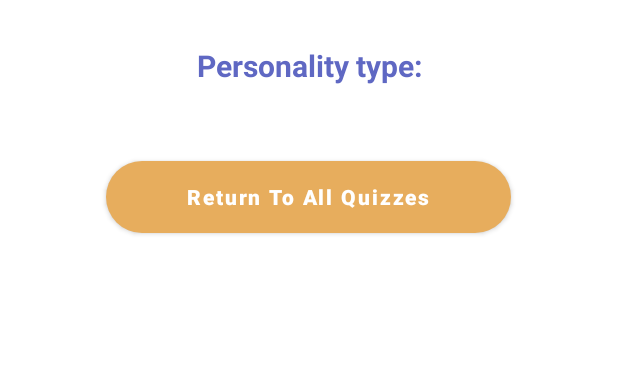
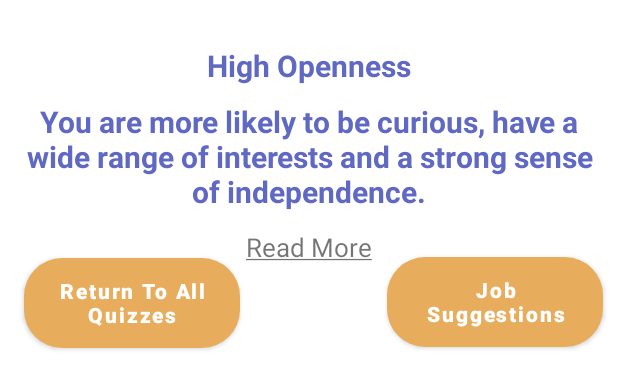
Before and after one commit to m9039/GraduACE_UNSW-Gamified-Learning-App, an Android app: the layout personality_result.xml on its own in the app's theme, with its tools: preview values and no code run, on a phone screen of 412 x 824 dp. Shown: the top 389 px of the screen. Run offline under Robolectric (Android 15) with nearby library versions, the phone set to English and light mode, and no system bars.

Commit message:
implemented updated personality screen with google intent to read more info

```diff
--- a/app/src/main/java/au/edu/unsw/infs3634/unswgamifiedlearningapp/LoginActivity.java
+++ b/app/src/main/java/au/edu/unsw/infs3634/unswgamifiedlearningapp/LoginActivity.java
@@ -74,11 +74,6 @@ public class LoginActivity extends AppCompatActivity implements View.OnClickList
             return;
         }
 
-        if(password.length() < 6) {
-            etPassword.setError("Minimum password length should be 6 characters!");
-            etPassword.requestFocus();
-            return;
-        }
 
         progressBar.setVisibility(View.VISIBLE);
         mAuth.signInWithEmailAndPassword(email, password).addOnCompleteListener(new OnCompleteListener<AuthResult>() {
--- a/app/src/main/java/au/edu/unsw/infs3634/unswgamifiedlearningapp/MockAssessmentQActivity.java
+++ b/app/src/main/java/au/edu/unsw/infs3634/unswgamifiedlearningapp/MockAssessmentQActivity.java
@@ -12,6 +12,8 @@ import android.widget.ImageView;
 import android.widget.LinearLayout;
 import android.widget.TextView;
 import com.google.android.material.bottomsheet.BottomSheetDialog;
+import com.ortiz.touchview.TouchImageView;
+
 import java.util.ArrayList;
 
 public class MockAssessmentQActivity extends AppCompatActivity {
@@ -19,7 +21,7 @@ public class MockAssessmentQActivity extends AppCompatActivity {
     private TextView tvQuestion, tvQuestionNumber, tvQuizTitle;
     private String quizType, result, solution;
     private Button btnOptionA, btnOptionB, btnOptionC, btnOptionD, btnNext, btnResults, btnSolution;
-    private ImageView ivImage;
+    private TouchImageView ivImage;
     private ArrayList<MockAssessment> numericalQuizArrayList;
     private ArrayList<MockAssessment> verbalQuizArrayList;
     private ArrayList<MockAssessment> logicalQuizArrayList;
@@ -90,6 +92,8 @@ public class MockAssessmentQActivity extends AppCompatActivity {
                 btnOptionB.setBackgroundColor(getColor(R.color.white));
                 btnOptionC.setBackgroundColor(getColor(R.color.white));
                 btnOptionD.setBackgroundColor(getColor(R.color.white));
+
+                ivImage.resetZoom();
 
                 if (currentArrayPosition == 4){
                     btnNext.setVisibility(View.GONE);
--- a/app/src/main/res/layout/activity_mock_assessment_activity.xml
+++ b/app/src/main/res/layout/activity_mock_assessment_activity.xml
@@ -87,7 +87,7 @@
         android:textSize="16sp"
         android:textStyle="bold"/>
 
-<!--    zoom feature to enable better readability of imageviews-->
+<!--    zoom feature to enable better readability of imageViews-->
     <com.ortiz.touchview.TouchImageView
         android:id="@+id/ivImage"
         android:layout_width="match_parent"
--- a/app/src/main/res/layout/activity_resourcehome.xml
+++ b/app/src/main/res/layout/activity_resourcehome.xml
@@ -68,6 +68,8 @@
         android:layout_height="match_parent"
         android:layout_marginStart="1dp"
         android:layout_marginTop="0dp"
+        android:layout_marginLeft="-30dp"
+        android:layout_marginRight="-30dp"
         android:background="#DADCF1"
         app:layout_behavior="@string/appbar_scrolling_view_behavior"/>
 
--- a/app/src/main/res/layout/personality_result.xml
+++ b/app/src/main/res/layout/personality_result.xml
@@ -1,35 +1,86 @@
 <?xml version="1.0" encoding="utf-8"?>
-<LinearLayout xmlns:android="http://schemas.android.com/apk/res/android"
+<androidx.constraintlayout.widget.ConstraintLayout xmlns:android="http://schemas.android.com/apk/res/android"
+    xmlns:app="http://schemas.android.com/apk/res-auto"
+    xmlns:tools="http://schemas.android.com/tools"
+    android:id="@+id/llResult"
     android:layout_width="match_parent"
-    android:layout_height="wrap_content"
-    android:orientation="vertical"
-    android:id="@+id/llResult">
+    android:layout_height="260dp"
+    android:orientation="vertical">
 
     <TextView
+        android:id="@+id/tvMockAssessType"
         android:layout_width="match_parent"
         android:layout_height="wrap_content"
+        android:layout_margin="30dp"
+        android:gravity="center"
+        android:text="High Openness"
+        android:textAlignment="center"
+        android:textAllCaps="false"
+
+        android:textColor="#5F68C3"
+        android:textSize="20sp"
+        android:textStyle="bold"
+        app:layout_constraintStart_toStartOf="parent"
+        app:layout_constraintTop_toTopOf="parent" />
+
+    <TextView
         android:id="@+id/tvMockAssessResult"
+        android:layout_width="match_parent"
+        android:layout_height="wrap_content"
+        android:layout_margin="10dp"
+        android:gravity="center"
+
+        android:text="@string/personality_desc"
+        android:textAlignment="center"
+        android:textAllCaps="false"
+        android:textColor="#5F68C3"
         android:textSize="20sp"
-        android:textAllCaps="false"
-        android:textAlignment="center"
-        android:gravity="center"
-        android:layout_margin="30dp"
-
         android:textStyle="bold"
-        android:textColor="#5F68C3"
-        android:text="Personality type:"/>
+        app:layout_constraintStart_toStartOf="@+id/tvMockAssessType"
+        app:layout_constraintTop_toBottomOf="@+id/tvMockAssessType" />
 
     <Button
-        android:layout_width="270dp"
-        android:layout_height="wrap_content"
         android:id="@+id/btnReturnToQuizzes"
-        android:layout_gravity="center_horizontal"
-        android:layout_margin="20dp"
+        android:layout_width="144dp"
+        android:layout_height="60dp"
+        android:layout_marginStart="16dp"
         android:background="@drawable/btn_round_corner"
+        android:backgroundTint="@color/purple_500"
         android:text="Return To All Quizzes"
-        android:backgroundTint="@color/purple_500"
+        android:textAllCaps="false"
         android:textColor="@color/white"
         android:textStyle="bold"
-        android:textAllCaps="false" />
+        app:layout_constraintBottom_toBottomOf="parent"
+        app:layout_constraintStart_toStartOf="parent"
+        app:layout_constraintTop_toTopOf="parent"
+        app:layout_constraintVertical_bias="0.86" />
 
-</LinearLayout>
+    <Button
+        android:id="@+id/btnRecommend"
+        android:layout_width="144dp"
+        android:layout_height="60dp"
+        android:layout_margin="30dp"
+        android:layout_marginEnd="40dp"
+        android:background="@drawable/btn_round_corner"
+        android:backgroundTint="@color/purple_500"
+        android:text="Job Suggestions"
+        android:textAllCaps="false"
+        android:textColor="@color/white"
+        android:textStyle="bold"
+        app:layout_constraintBottom_toBottomOf="parent"
+        app:layout_constraintEnd_toEndOf="@+id/tvMockAssessResult"
+        app:layout_constraintTop_toBottomOf="@+id/tvMockAssessResult"
+        app:layout_constraintVertical_bias="0.338" />
+
+    <TextView
+        android:id="@+id/tvReadMore"
+        android:layout_width="wrap_content"
+        android:layout_height="wrap_content"
+        android:layout_marginTop="11dp"
+        android:text="@string/read_more"
+        android:textSize="17sp"
+        app:layout_constraintEnd_toEndOf="parent"
+        app:layout_constraintStart_toStartOf="parent"
+        app:layout_constraintTop_toBottomOf="@+id/tvMockAssessResult" />
+
+</androidx.constraintlayout.widget.ConstraintLayout>
--- a/app/src/main/res/layout/resource_item_row.xml
+++ b/app/src/main/res/layout/resource_item_row.xml
@@ -14,6 +14,8 @@
         app:layout_constraintEnd_toEndOf="parent"
         app:layout_constraintStart_toStartOf="parent"
         app:layout_constraintTop_toTopOf="parent"
+        android:layout_marginLeft="30dp"
+        android:layout_marginRight="30dp"
         app:srcCompat="@drawable/btn_round_corner" />
 
     <ImageView
--- a/app/src/main/res/values/colors.xml
+++ b/app/src/main/res/values/colors.xml
@@ -12,5 +12,5 @@
     <color name="bg_purple">#DADCF1</color>
     <color name="red">#E87C74</color>
     <color name="green">#8DD18F</color>
-    <color name="fontColor">#64656F</color>
+    <color name="fontColor">#414141</color>
 </resources>
--- a/app/src/main/res/values/strings.xml
+++ b/app/src/main/res/values/strings.xml
@@ -1,5 +1,7 @@
 <resources>
     <string name="app_name">UNSW Gamified Learning App</string>
     <string name="description">A strong CV is crucial if you want to land interviews for the best jobs, so this video breaks down the CV writing process into simple steps.</string>
+    <string name="personality_desc">You are more likely to be curious, have a wide range of interests and a strong sense of independence.</string>
+    <string name="read_more"><u>Read More</u></string>
     <string name="questions_string">A Flume, a Rouser and a Lior car are driven around a test track for 450 miles. How much CO2, to the nearest kg, is emitted by the three cars? (1.61 km = 1 mile)?</string>
 </resources>
```
Also changed, not shown: app/src/main/java/au/edu/unsw/infs3634/unswgamifiedlearningapp/PersonalityQuizActivity.java (+64 -12 lines).
